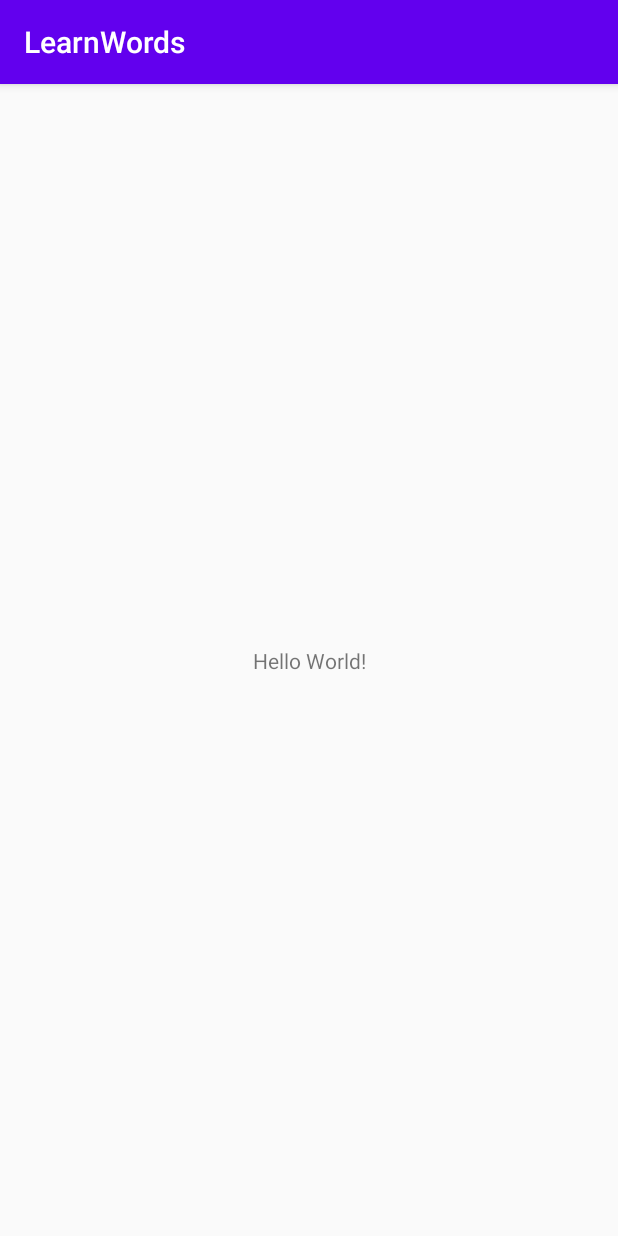
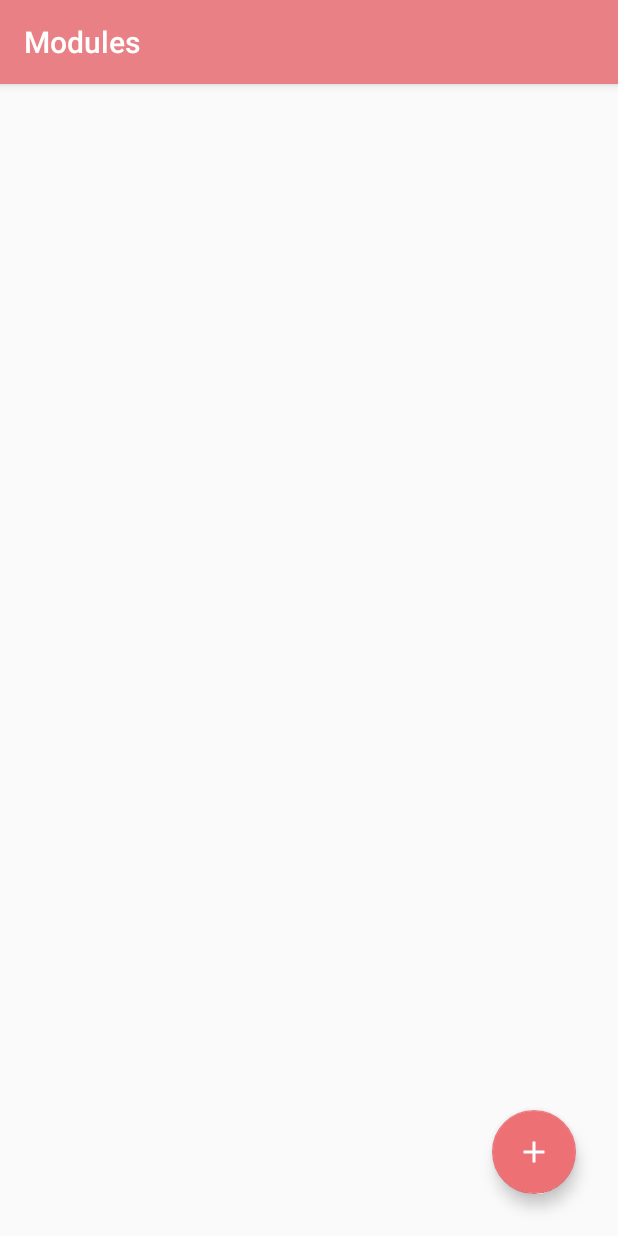
Before and after one commit to vprokhorova28/LearnWords, an Android app: the screen it shows after launch (MainActivity), on a phone screen of 412 x 824 dp. Run offline under Robolectric (Android 15) with nearby library versions, the phone set to English and light mode, and no system bars.

Commit message:
добавление новых модулей сохранение в базу данных вывод в recycleview

```diff
--- /dev/null
+++ b/app/src/main/java/com/example/learnwords/DatabaseHelper.java
@@ -0,0 +1,77 @@
+package com.example.learnwords;
+
+import android.content.ContentValues;
+import android.content.Context;
+import android.database.Cursor;
+import android.database.sqlite.SQLiteDatabase;
+import android.database.sqlite.SQLiteOpenHelper;
+import android.widget.Toast;
+
+import androidx.annotation.Nullable;
+
+import java.util.ArrayList;
+
+public class DatabaseHelper extends SQLiteOpenHelper {
+
+    private Context context;
+    private static final String DATABASE_NAME = "Modules.db";
+    private static final String TABLE_NAME = "my_modules";
+    private static final int DATABASE_VERSION = 1;
+
+    private static final String COLUMN_ID = "_id";
+    private static final String COLUMN_TERM = "term";
+    private static final String COLUMN_DESCRIPTION= "description";
+    private static final String COLUMN_MODULE = "module";
+
+    public DatabaseHelper(@Nullable Context context) {
+        super(context, DATABASE_NAME, null, DATABASE_VERSION);
+        this.context = context;
+    }
+
+    @Override
+    public void onCreate(SQLiteDatabase db) {
+        String query = "CREATE TABLE " + TABLE_NAME +
+                " ("  + "COLUMN_ID" + " INTEGER PRIMARY KEY AUTOINCREMENT, " +
+                COLUMN_TERM + " TEXT, " +
+                COLUMN_DESCRIPTION + " TEXT, " +
+                COLUMN_MODULE + " TEXT);";
+        db.execSQL(query);
+    }
+
+    @Override
+    public void onUpgrade(SQLiteDatabase db, int oldVersion, int newVersion) {
+        db.execSQL("DROP TABLE IF EXISTS " + TABLE_NAME);
+        onCreate(db);
+    }
+
+
+    void addTerm(String term, String desc, String module){
+        SQLiteDatabase db = this.getWritableDatabase();
+        ContentValues cv = new ContentValues();
+
+        cv.put(COLUMN_TERM, term);
+        cv.put(COLUMN_DESCRIPTION, desc);
+        cv.put(COLUMN_MODULE, module);
+
+        long result = db.insert(TABLE_NAME, null, cv);
+        if (result == -1){
+            Toast.makeText(context, "Failed", Toast.LENGTH_SHORT).show();
+        }
+        else {
+            Toast.makeText(context, "Added successfully!", Toast.LENGTH_SHORT).show();
+        }
+    }
+
+    Cursor readAllData(){
+        String query = "SELECT * FROM " + TABLE_NAME;
+        SQLiteDatabase db = this.getReadableDatabase();
+
+        Cursor cursor = null;
+        if (db != null){
+            cursor = db.rawQuery(query, null);
+        }
+
+        return cursor;
+    }
+
+}
--- a/app/src/main/java/com/example/learnwords/MainActivity.java
+++ b/app/src/main/java/com/example/learnwords/MainActivity.java
@@ -1,14 +1,89 @@
 package com.example.learnwords;
 
+import androidx.annotation.RequiresApi;
 import androidx.appcompat.app.AppCompatActivity;
+import androidx.recyclerview.widget.LinearLayoutManager;
+import androidx.recyclerview.widget.RecyclerView;
 
+import android.content.Intent;
+import android.database.Cursor;
+import android.os.Build;
 import android.os.Bundle;
+import android.provider.ContactsContract;
+import android.view.View;
+import android.widget.Toast;
+
+import com.google.android.material.floatingactionbutton.FloatingActionButton;
+
+import java.util.ArrayList;
 
 public class MainActivity extends AppCompatActivity {
 
+    RecyclerView moduleRecyclerView;
+    ModuleAdapter moduleAdapter;
+    ArrayList<String> modules;
+    FloatingActionButton addBtn;
+
+    DatabaseHelper db;
+    ArrayList<String> term_id, term, desc;
+
+    @RequiresApi(api = Build.VERSION_CODES.M)
     @Override
     protected void onCreate(Bundle savedInstanceState) {
         super.onCreate(savedInstanceState);
         setContentView(R.layout.activity_main);
+
+        moduleRecyclerView = findViewById(R.id.moduleRecyclerView);
+
+        db = new DatabaseHelper(MainActivity.this);
+
+        term_id = new ArrayList<>();
+        term = new ArrayList<>();
+        desc = new ArrayList<>();
+        modules = new ArrayList<>();
+
+        storeDataInArrays();
+
+        moduleAdapter = new ModuleAdapter(this, modules);
+        moduleRecyclerView.setAdapter(moduleAdapter);
+        moduleRecyclerView.setLayoutManager(new LinearLayoutManager(MainActivity.this));
+
+        moduleRecyclerView.setOnScrollChangeListener(new RecyclerView.OnScrollChangeListener() {
+
+            @Override
+            public void onScrollChange(View v, int scrollX, int scrollY, int oldScrollX, int oldScrollY) {
+                if (scrollY - oldScrollY > 0){
+                    addBtn.hide();
+                }
+                else{
+                    addBtn.show();
+                }
+            }
+        });
+
+        addBtn = findViewById(R.id.add_btn);
+        addBtn.setOnClickListener(new View.OnClickListener() {
+            @Override
+            public void onClick(View v) {
+                Intent intent = new Intent(MainActivity.this, AddActivity.class);
+                startActivity(intent);
+            }
+        });
+    }
+
+
+    void storeDataInArrays(){
+        Cursor cursor = db.readAllData();
+        if (cursor.getCount() == 0 ){
+            Toast.makeText(this, "", Toast.LENGTH_SHORT).show();
+        }
+        else {
+            while (cursor.moveToNext()){
+                term_id.add(cursor.getString(0));
+                term.add(cursor.getString(1));
+                desc.add(cursor.getString(2));
+                modules.add(cursor.getString(3));
+            }
+        }
     }
 }
--- /dev/null
+++ b/app/src/main/java/com/example/learnwords/ModuleAdapter.java
@@ -0,0 +1,63 @@
+package com.example.learnwords;
+
+import android.content.Context;
+import android.content.Intent;
+import android.view.LayoutInflater;
+import android.view.View;
+import android.view.ViewGroup;
+import android.widget.TextView;
+
+import androidx.annotation.NonNull;
+import androidx.constraintlayout.widget.ConstraintLayout;
+import androidx.recyclerview.widget.RecyclerView;
+
+import java.util.ArrayList;
+import java.util.List;
+
+public class ModuleAdapter extends RecyclerView.Adapter<ModuleAdapter.ViewHolder> {
+
+    private Context context;
+    private ArrayList<String> modules;
+
+    ModuleAdapter(Context context, ArrayList<String> modules){
+        this.context = context;
+        this.modules = modules;
+    }
+
+    @NonNull
+    @Override
+    public ViewHolder onCreateViewHolder(@NonNull ViewGroup parent, int viewType) {
+        LayoutInflater layoutInflater = LayoutInflater.from(context);
+        View view = layoutInflater.inflate(R.layout.module_view, parent, false);
+        return new ViewHolder(view);
+    }
+
+    @Override
+    public void onBindViewHolder(@NonNull ViewHolder holder, int position) {
+        holder.moduleTitle.setText(String.valueOf(modules.get(position)));
+        /*holder.mainLayout.setOnClickListener(new View.OnClickListener() {
+            @Override
+            public void onClick(View v) {
+                Intent intent = new Intent(context, LearnActivity.class);
+            }
+        });*/
+    }
+
+    @Override
+    public int getItemCount() {
+        return modules.size();
+    }
+
+    public class ViewHolder extends RecyclerView.ViewHolder{
+
+        TextView moduleTitle, termNumber;
+        ConstraintLayout mainLayout;
+
+        public ViewHolder(@NonNull View itemView) {
+            super(itemView);
+            moduleTitle = itemView.findViewById(R.id.moduleTitle);
+            termNumber = itemView.findViewById(R.id.termNumber);
+        }
+    }
+
+}
--- /dev/null
+++ b/app/src/main/res/drawable/ic_baseline_add_24.xml
@@ -0,0 +1,5 @@
+<vector android:height="24dp" android:tint="#FFFFFF"
+    android:viewportHeight="24" android:viewportWidth="24"
+    android:width="24dp" xmlns:android="http://schemas.android.com/apk/res/android">
+    <path android:fillColor="@android:color/white" android:pathData="M19,13h-6v6h-2v-6H5v-2h6V5h2v6h6v2z"/>
+</vector>
--- a/app/src/main/res/layout/activity_main.xml
+++ b/app/src/main/res/layout/activity_main.xml
@@ -6,13 +6,27 @@
     android:layout_height="match_parent"
     tools:context=".MainActivity">
 
-    <TextView
+    <androidx.recyclerview.widget.RecyclerView
+        android:id="@+id/moduleRecyclerView"
+        android:layout_width="match_parent"
+        android:layout_height="match_parent"
+        app:layout_constraintBottom_toBottomOf="parent"
+        app:layout_constraintEnd_toEndOf="parent"
+        app:layout_constraintHorizontal_bias="1.0"
+        app:layout_constraintStart_toStartOf="parent"
+        app:layout_constraintTop_toTopOf="parent"
+        app:layout_constraintVertical_bias="1.0" />
+
+    <com.google.android.material.floatingactionbutton.FloatingActionButton
+        android:id="@+id/add_btn"
         android:layout_width="wrap_content"
         android:layout_height="wrap_content"
-        android:text="Hello World!"
+        android:layout_marginEnd="28dp"
+        android:layout_marginBottom="28dp"
+        android:clickable="true"
+        android:focusable="true"
+        android:src="@drawable/ic_baseline_add_24"
+        app:backgroundTint="@color/colorAccent"
         app:layout_constraintBottom_toBottomOf="parent"
-        app:layout_constraintLeft_toLeftOf="parent"
-        app:layout_constraintRight_toRightOf="parent"
-        app:layout_constraintTop_toTopOf="parent" />
-
+        app:layout_constraintEnd_toEndOf="parent" />
 </androidx.constraintlayout.widget.ConstraintLayout>
--- a/app/src/main/res/values/colors.xml
+++ b/app/src/main/res/values/colors.xml
@@ -1,6 +1,6 @@
 <?xml version="1.0" encoding="utf-8"?>
 <resources>
-    <color name="colorPrimary">#6200EE</color>
-    <color name="colorPrimaryDark">#3700B3</color>
-    <color name="colorAccent">#03DAC5</color>
+    <color name="colorPrimary">#E88085</color>
+    <color name="colorPrimaryDark">#C6555A</color>
+    <color name="colorAccent">#ED7075</color>
 </resources>
--- a/app/src/main/res/values/strings.xml
+++ b/app/src/main/res/values/strings.xml
@@ -1,3 +1,9 @@
 <resources>
     <string name="app_name">LearnWords</string>
+    <string name="module_title">Module title</string>
+    <string name="term_number">Term number</string>
+    <string name="module_name">Module name</string>
+    <string name="add">Add</string>
+    <string name="description">Description</string>
+    <string name="term">Term</string>
 </resources>
```
Also changed, not shown: app/build.gradle (+6 -1 lines), app/src/main/AndroidManifest.xml (+7 -1 lines), app/src/main/java/com/example/learnwords/AddActivity.java (added, +32 -0 lines), app/src/main/java/com/example/learnwords/TermAdapter.java (added, +56 -0 lines), app/src/main/res/layout/activity_add.xml (added, +51 -0 lines), app/src/main/res/layout/add_term_view.xml (added, +54 -0 lines), app/src/main/res/layout/module_view.xml (added, +57 -0 lines).
